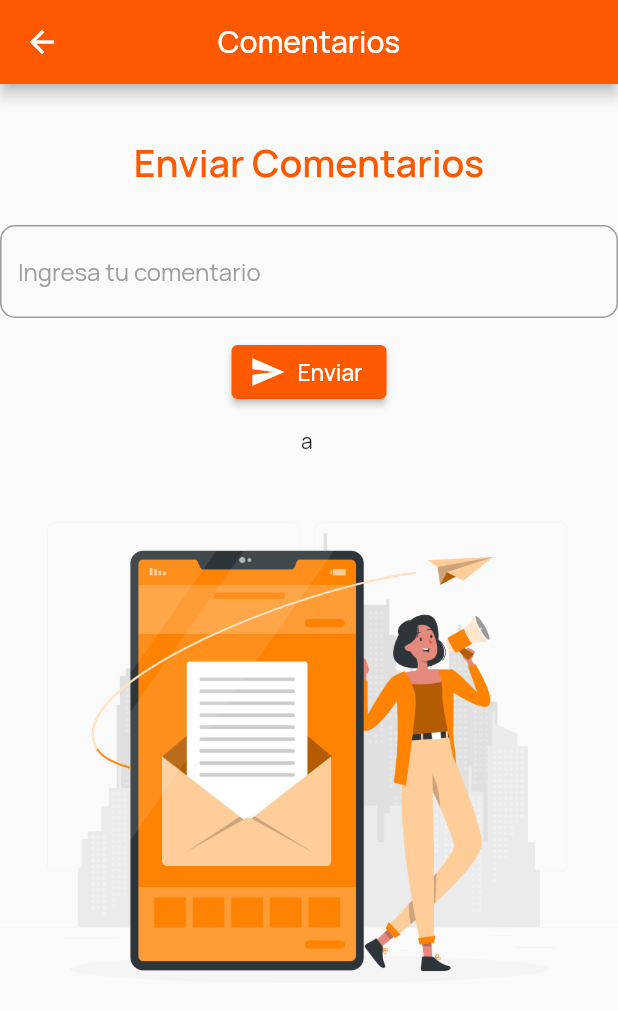
After one commit to erickpea29/Practicum_RA, a Flutter app: the Comment screen opened directly, on a phone screen of 412 x 824 dp. The commit adds this screen. Shown: the top 1011 px of the screen. Run offline on Flutter 3.47's test engine with Material 2 defaults, Android fonts, the phone set to English and light mode, and no system bars; our stand-ins replace google_fonts, shared_preferences, webview_flutter; missing offline and left inert: arkit_plugin, dart:ffi, flutter_sms; accounts and stored records are empty.

Commit message:
Creando pagina de comentarios

```diff
--- /dev/null
+++ b/lib/views/comment.dart
@@ -0,0 +1,94 @@
+import 'package:flutter/material.dart';
+
+class Comment extends StatefulWidget {
+  const Comment({Key? key}) : super(key: key);
+
+  @override
+  _CommentState createState() => _CommentState();
+}
+
+class _CommentState extends State<Comment> {
+  final TextEditingController _Textcontroller = TextEditingController();
+
+  @override
+  Widget build(BuildContext context) {
+    return Scaffold(
+      appBar: AppBar(
+        title: Text("Comentarios"),
+        centerTitle: true,
+        backgroundColor: Color.fromRGBO(255, 89, 0, 1),
+      ),
+      body: SingleChildScrollView(
+        child: Stack(
+          children: [
+            Column(
+              crossAxisAlignment: CrossAxisAlignment.center,
+              children: [
+                Padding(
+                  padding: const EdgeInsets.only(top: 35.0),
+                  child: Center(
+                    child: Text(
+                      'Enviar Comentarios',
+                      style: TextStyle(
+                        fontSize: 25,
+                        color: Color.fromRGBO(255, 89, 0, 1),
+                        fontWeight: FontWeight.w600,
+                      ),
+                    ),
+                  ),
+                ),
+                Padding(
+                  padding: const EdgeInsets.only(top: 25),
+                  child: Center(
+                    child: Column(
+                      children: [
+                        Center(
+                          child: TextFormField(
+                            controller: _Textcontroller,
+                            minLines: 1,
+                            maxLines: 5,
+                            keyboardType: TextInputType.multiline,
+                            decoration: InputDecoration(
+                              hintText: 'Ingresa tu comentario',
+                              hintStyle: TextStyle(
+                                color: Colors.grey,
+                              ),
+                              border: OutlineInputBorder(
+                                borderSide: BorderSide(
+                                  color: Colors.deepOrangeAccent,
+                                ),
+                                borderRadius: BorderRadius.all(
+                                  Radius.circular(10),
+                                ),
+                              ),
+                            ),
+                          ),
+                        ),
+                        Padding(
+                          padding: const EdgeInsets.all(12.0),
+                          child: ElevatedButton.icon(
+                            style: ElevatedButton.styleFrom(
+                              primary: Color.fromRGBO(255, 89, 0, 1),
+                            ),
+                            onPressed: () {},
+                            icon: Icon(Icons.send),
+                            label: Text(
+                              'Enviar',
+                              style: TextStyle(fontSize: 15),
+                            ),
+                          ),
+                        ),
+                        Text('a '),
+                        Image.asset('assets/images/Comment.png'),
+                      ],
+                    ),
+                  ),
+                ),
+              ],
+            )
+          ],
+        ),
+      ),
+    );
+  }
+}
--- a/lib/views/sidebar.dart
+++ b/lib/views/sidebar.dart
@@ -3,6 +3,7 @@ import 'package:cook/views/instructions.dart';
 import 'package:cook/views/webview.dart';
 import 'package:flutter/material.dart';
 import 'package:flutter/services.dart';
+import 'comment.dart';
 
 import 'Home.dart';
 
@@ -67,7 +68,7 @@ class NavBar extends StatelessWidget {
             onTap: () {
               Navigator.push(
                 context,
-                MaterialPageRoute(builder: (context) => Instructions()),
+                MaterialPageRoute(builder: (context) => Comment()),
               );
             },
           ),
--- a/pubspec.yaml
+++ b/pubspec.yaml
@@ -41,6 +41,7 @@ dependencies:
   cupertino_icons: ^1.0.2
   webview_flutter: ^2.3.0
   arkit_plugin: ^1.0.5
+
 
 dev_dependencies:
   flutter_test:
```
Also changed, not shown: assets/images/Comment.png (added), 1 other file.
